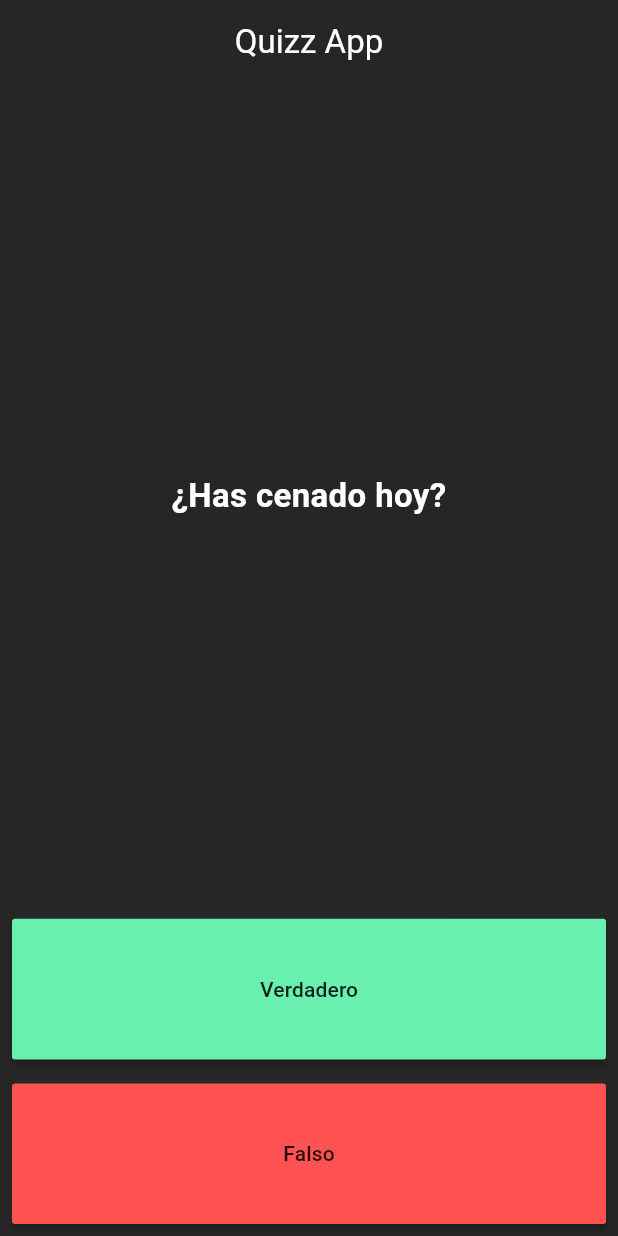
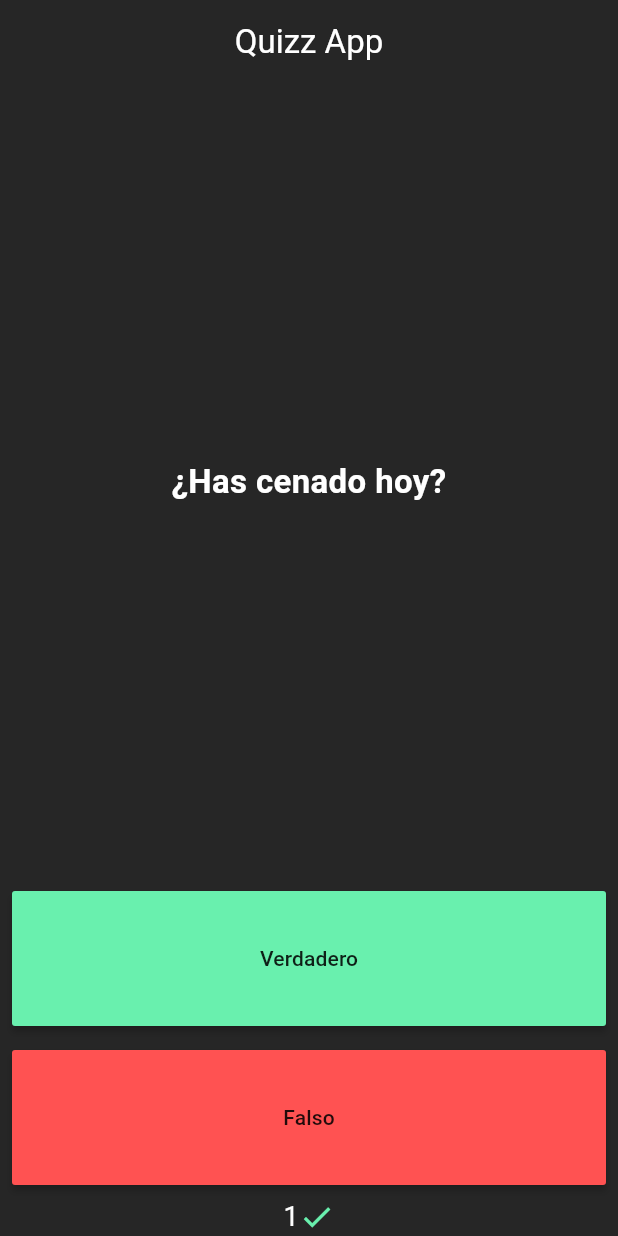
Before and after one commit to fr4nsgallegos/quizappG14, a Flutter app: the screen it shows after launch, after a tap on "Verdadero", on a phone screen of 412 x 824 dp. Run offline on Flutter 3.47's test engine with Material 3 defaults, Android fonts, the phone set to English and light mode, and no system bars.

Commit message:
primera parte de la lógica

```diff
--- /dev/null
+++ b/lib/models/question_model.dart
@@ -0,0 +1,6 @@
+class QuestionModel {
+  String question;
+  final bool asnwer;
+
+  QuestionModel({required this.question, required this.asnwer});
+}
--- a/lib/pages/home_page.dart
+++ b/lib/pages/home_page.dart
@@ -1,4 +1,5 @@
 import 'package:flutter/material.dart';
+import 'package:quizappg14/models/question_model.dart';
 
 class HomePage extends StatefulWidget {
   @override
@@ -6,23 +7,56 @@ class HomePage extends StatefulWidget {
 }
 
 class _HomePageState extends State<HomePage> {
-  // Lista Preguntas
-  List<String> questions = [
-    "El hombre llegó a la luna",
-    "¿Has cenado hoy?",
-    "¿Saliste ayer?",
-    "¿Has desayunado?",
-    "¿Sientes frio?",
-    "El sol es una estrella",
-    "Flutter usa Dart",
+  List<Widget> score = [];
+
+  List<QuestionModel> questions = [
+    QuestionModel(question: "El hombre llegó a la luna", asnwer: true),
+    QuestionModel(question: "¿Has cenado hoy?", asnwer: false),
+    QuestionModel(question: "¿Saliste ayer?", asnwer: false),
+    QuestionModel(question: "¿Has desayunado?", asnwer: true),
+    QuestionModel(question: "¿Sientes frio?", asnwer: false),
+    QuestionModel(question: "El sol es una estrella", asnwer: true),
+    QuestionModel(question: "Flutter usa Dart", asnwer: true),
   ];
   int questionIndex = 0;
+
+  Widget itemScore(String numberQuestion, bool isCorrect) {
+    return Row(
+      children: [
+        Text(
+          numberQuestion,
+          style: TextStyle(color: Colors.white, fontSize: 18),
+        ),
+        Icon(
+          isCorrect ? Icons.check : Icons.close,
+          color: isCorrect ? Colors.greenAccent : Colors.redAccent,
+        ),
+      ],
+    );
+  }
 
   void nextQuestion() {
     if (questionIndex < questions.length - 1) {
       questionIndex++;
     } else {
       print("Se acabaron las preguntas");
+    }
+    setState(() {});
+  }
+
+  void checkAnswer(bool userAnswer) {
+    bool correctAnswer = questions[questionIndex].asnwer;
+
+    if (userAnswer == correctAnswer) {
+      score.add(itemScore((questionIndex + 1).toString(), true));
+    } else {
+      score.add(itemScore((questionIndex + 1).toString(), false));
+    }
+
+    if (questionIndex < questions.length - 1) {
+      questionIndex++;
+    } else {
+      print("Fin del cuestionario ");
     }
     setState(() {});
   }
@@ -46,7 +80,7 @@ class _HomePageState extends State<HomePage> {
               flex: 5,
               child: Center(
                 child: Text(
-                  questions[questionIndex],
+                  questions[questionIndex].question,
                   textAlign: TextAlign.center,
                   style: TextStyle(
                     fontSize: 22.0,
@@ -64,7 +98,7 @@ class _HomePageState extends State<HomePage> {
                   color: Colors.greenAccent,
                   minWidth: double.infinity,
                   onPressed: () {
-                    nextQuestion();
+                    checkAnswer(true);
                   },
                   child: Text("Verdadero"),
                 ),
@@ -78,12 +112,13 @@ class _HomePageState extends State<HomePage> {
                   color: Colors.redAccent,
                   minWidth: double.infinity,
                   onPressed: () {
-                    nextQuestion();
+                    checkAnswer(false);
                   },
                   child: Text("Falso"),
                 ),
               ),
             ),
+            Row(mainAxisAlignment: MainAxisAlignment.center, children: score),
           ],
         ),
       ),
```
